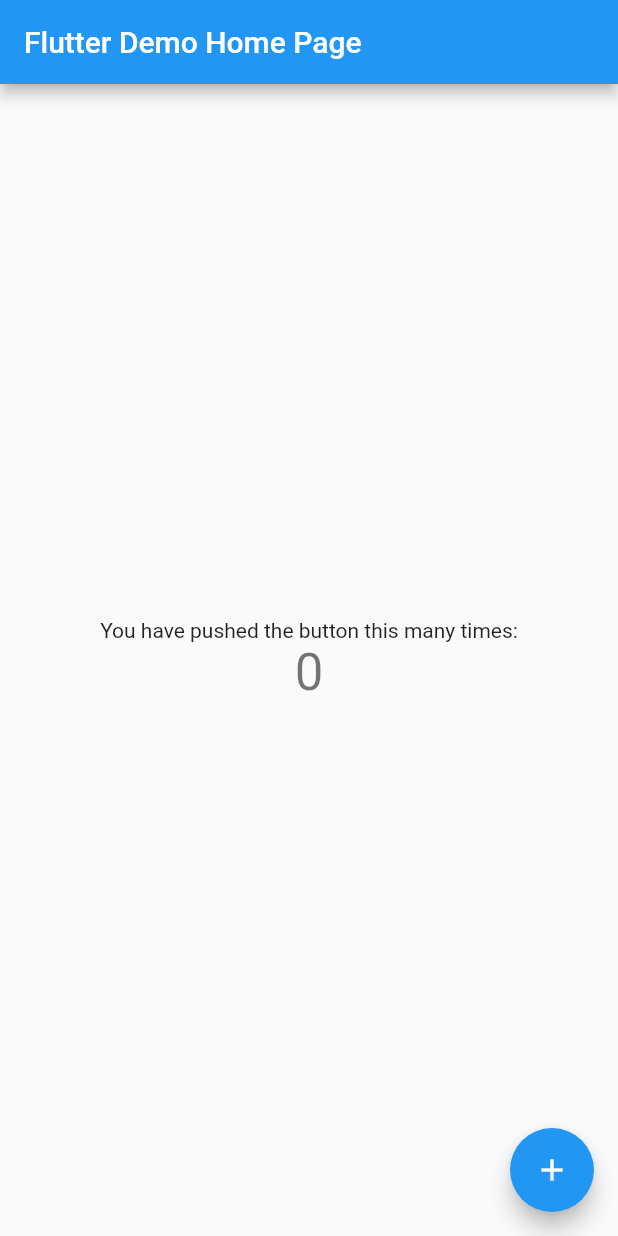
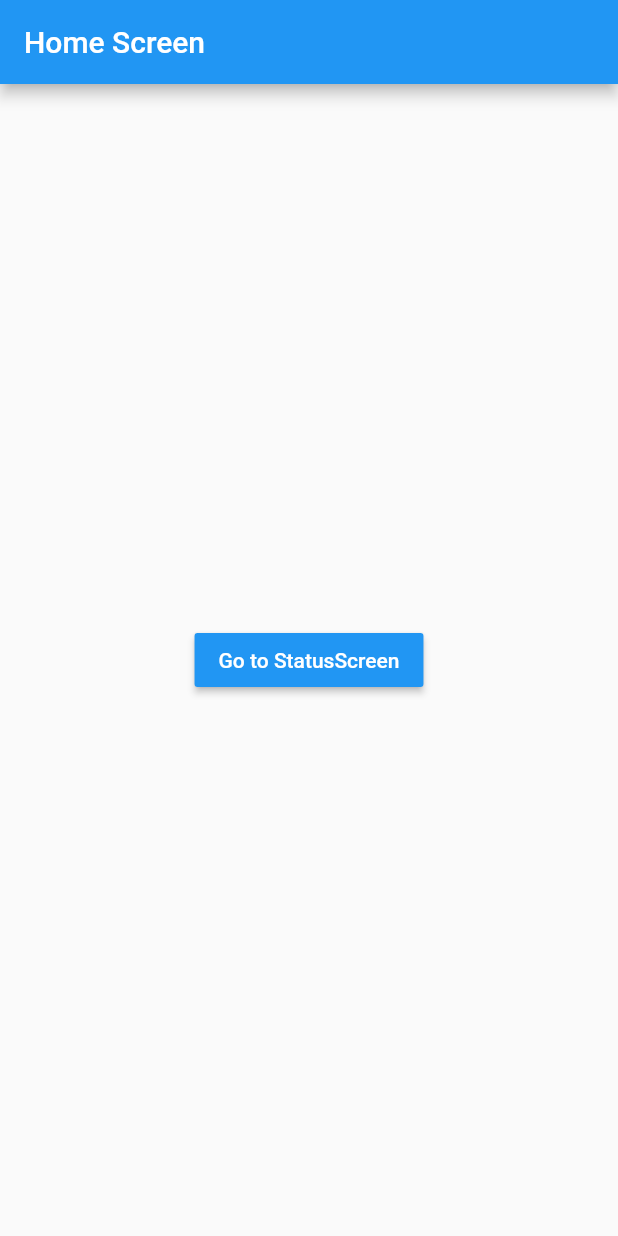
Before and after one commit to ninogjoni/wvsv_corona_tracker, a Flutter app: the screen it shows after launch, on a phone screen of 412 x 824 dp. Run offline on Flutter 3.47's test engine with Material 2 defaults, Android fonts, the phone set to English and light mode, and no system bars.

Commit message:
Added four screens, settings and register are still blank

```diff
--- a/frontend/corona_tracker/lib/main.dart
+++ b/frontend/corona_tracker/lib/main.dart
@@ -1,42 +1,35 @@
 import 'package:flutter/material.dart';
+import './navigation/HomeScreen.dart';
+import './navigation/StatusScreen.dart';
+
 
 void main() => runApp(MyApp());
+
+/*class MyApp extends StatelessWidget {
+  // This widget is the root of your application.
+  @override
+  Widget build(BuildContext context) {
+    return MaterialApp(
+      title: 'Flutter Demo',
+      theme: ThemeData(
+        primarySwatch: Colors.blue,
+      ),
+      home: MyHomePage(title: 'Flutter Demo Home Page'),
+    );
+  }
+}*/
 
 class MyApp extends StatelessWidget {
   // This widget is the root of your application.
   @override
   Widget build(BuildContext context) {
     return MaterialApp(
-      title: 'Flutter Demo',
-      theme: ThemeData(
-        // This is the theme of your application.
-        //
-        // Try running your application with "flutter run". You'll see the
-        // application has a blue toolbar. Then, without quitting the app, try
-        // changing the primarySwatch below to Colors.green and then invoke
-        // "hot reload" (press "r" in the console where you ran "flutter run",
-        // or simply save your changes to "hot reload" in a Flutter IDE).
-        // Notice that the counter didn't reset back to zero; the application
-        // is not restarted.
-        primarySwatch: Colors.blue,
-      ),
-      home: MyHomePage(title: 'Flutter Demo Home Page'),
-    );
+        theme: ThemeData(primarySwatch: Colors.blue), home: HomeScreen());
   }
 }
 
 class MyHomePage extends StatefulWidget {
   MyHomePage({Key key, this.title}) : super(key: key);
-
-  // This widget is the home page of your application. It is stateful, meaning
-  // that it has a State object (defined below) that contains fields that affect
-  // how it looks.
-
-  // This class is the configuration for the state. It holds the values (in this
-  // case the title) provided by the parent (in this case the App widget) and
-  // used by the build method of the State. Fields in a Widget subclass are
-  // always marked "final".
-
   final String title;
 
   @override
--- /dev/null
+++ b/frontend/corona_tracker/lib/navigation/HomeScreen.dart
@@ -0,0 +1,24 @@
+import 'package:flutter/material.dart';
+import './StatusScreen.dart';
+
+class HomeScreen extends StatelessWidget {
+
+  @override
+  Widget build(BuildContext context) {
+    return Scaffold(
+      appBar: AppBar(
+        title: Text('Home Screen'),
+      ),
+      body: Center(
+          child: RaisedButton(
+              child: Text('Go to StatusScreen'),
+              color: Theme.of(context).primaryColor,
+              textColor: Colors.white,
+              onPressed: () => Navigator.push(
+                  context,
+                  MaterialPageRoute(
+                    builder: (BuildContext context) => StatusScreen(),
+                  )))),
+    );
+  }
+}
```
Also changed, not shown: frontend/corona_tracker/lib/navigation/StatusScreen.dart (added, +21 -0 lines), frontend/corona_tracker/lib/navigation/RegisterScreen.dart (added), frontend/corona_tracker/lib/navigation/SettingsScreen.dart (added).
